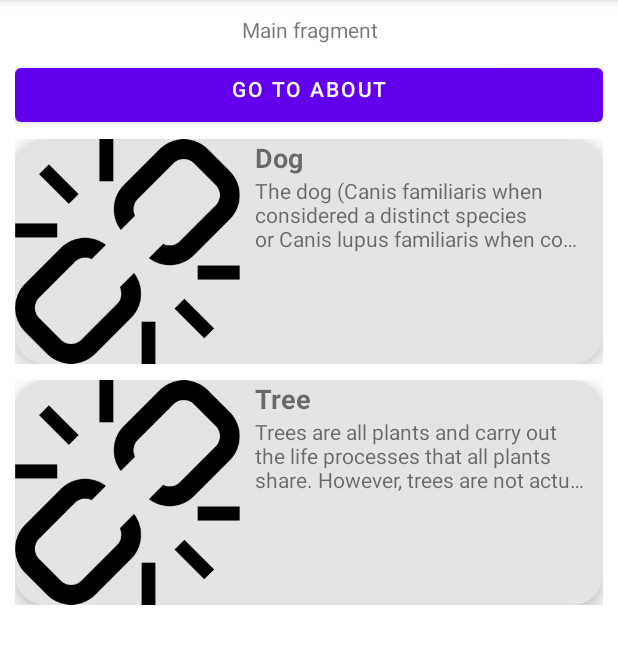
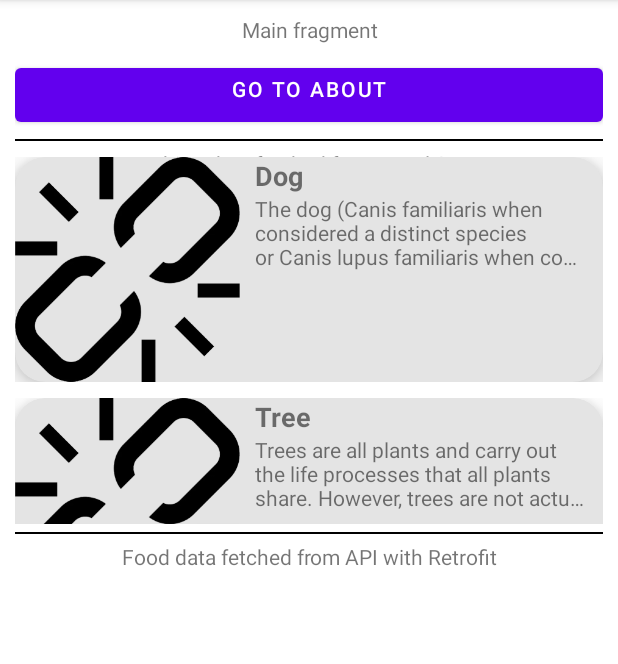
Before and after one commit to liviolopez/versionUp, an Android app: the screen it shows after launch (MainActivity), on a phone screen of 412 x 824 dp, the part 84-748 px from its top. Run offline under Robolectric (Android 15) with nearby library versions, the light colour scheme and no system bars; our stand-ins replace navigation-ui; pictures from the network do not load.

Commit message:
updated main fragment UI with meal tags

```diff
--- a/app/src/main/res/layout/fragment_main.xml
+++ b/app/src/main/res/layout/fragment_main.xml
@@ -6,20 +6,7 @@
     android:padding="10dp"
     android:orientation="vertical">
 
-    <TextView
-        android:layout_width="match_parent"
-        android:layout_height="wrap_content"
-        android:gravity="center_horizontal"
-        android:text="Main fragment" />
-
-    <Button
-        android:id="@+id/btn_about"
-        android:layout_width="match_parent"
-        android:layout_height="wrap_content"
-        android:layout_marginTop="10dp"
-        android:gravity="center_horizontal"
-        android:text="go to About"/>
-
+    <!-- ➡️ Loading and Error-->
     <RelativeLayout
         android:id="@+id/progress_bar_container"
         android:layout_width="match_parent"
@@ -46,10 +33,69 @@
             android:src="@drawable/broken_url"/>
 
     </RelativeLayout>
+    <!-- ⬅️ Loading and Error-->
 
-    <androidx.recyclerview.widget.RecyclerView
-        android:id="@+id/rv_list_anything"
+    <TextView
         android:layout_width="match_parent"
-        android:layout_height="match_parent"/>
+        android:layout_height="wrap_content"
+        android:gravity="center_horizontal"
+        android:text="Main fragment" />
+
+    <Button
+        android:id="@+id/btn_about"
+        android:layout_width="match_parent"
+        android:layout_height="wrap_content"
+        android:layout_marginTop="10dp"
+        android:gravity="center_horizontal"
+        android:text="go to About"/>
+
+    <View
+        android:layout_width="match_parent"
+        android:layout_height="1dp"
+        android:background="@color/black"
+        android:layout_marginVertical="5dp"/>
+
+    <!-- ➡️ Local Source-->
+    <RelativeLayout
+        android:layout_width="match_parent"
+        android:layout_height="wrap_content">
+        <TextView
+            android:layout_width="match_parent"
+            android:layout_height="wrap_content"
+            android:gravity="center_horizontal"
+            android:text="Anything data fetched from Local Source"
+            android:layout_marginBottom="5dp"/>
+
+        <androidx.recyclerview.widget.RecyclerView
+            android:id="@+id/rv_list_anything"
+            android:layout_width="match_parent"
+            android:layout_height="250dp"/>
+
+    </RelativeLayout>
+    <!-- ⬅️ Local Source-->
+
+    <View
+        android:layout_width="match_parent"
+        android:layout_height="1dp"
+        android:background="@color/black"
+        android:layout_marginVertical="5dp"/>
+
+    <!-- ➡️ API - Retrofit source -->
+    <RelativeLayout
+        android:layout_width="match_parent"
+        android:layout_height="wrap_content">
+        <TextView
+            android:layout_width="match_parent"
+            android:layout_height="wrap_content"
+            android:gravity="center_horizontal"
+            android:text="Food data fetched from API with Retrofit"
+            android:layout_marginBottom="5dp"/>
+
+        <androidx.recyclerview.widget.RecyclerView
+            android:id="@+id/rv_list_meal_categories"
+            android:layout_width="match_parent"
+            android:layout_height="match_parent"/>
+    </RelativeLayout>
+    <!-- ⬅️ API - Retrofit source -->
 
 </LinearLayout>
```
